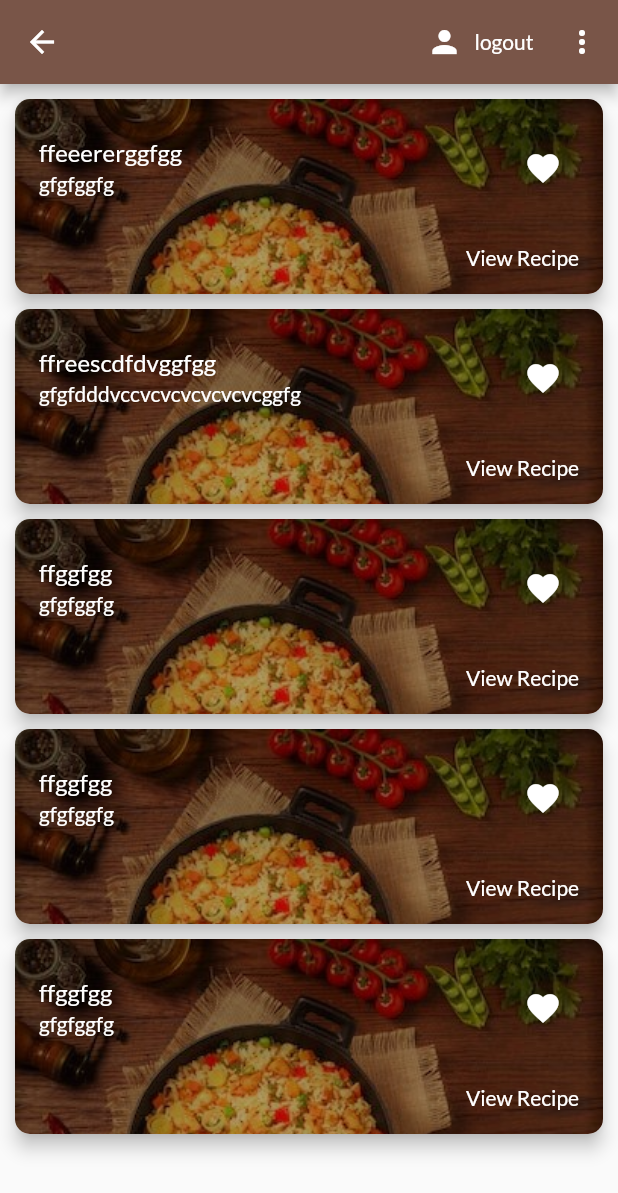
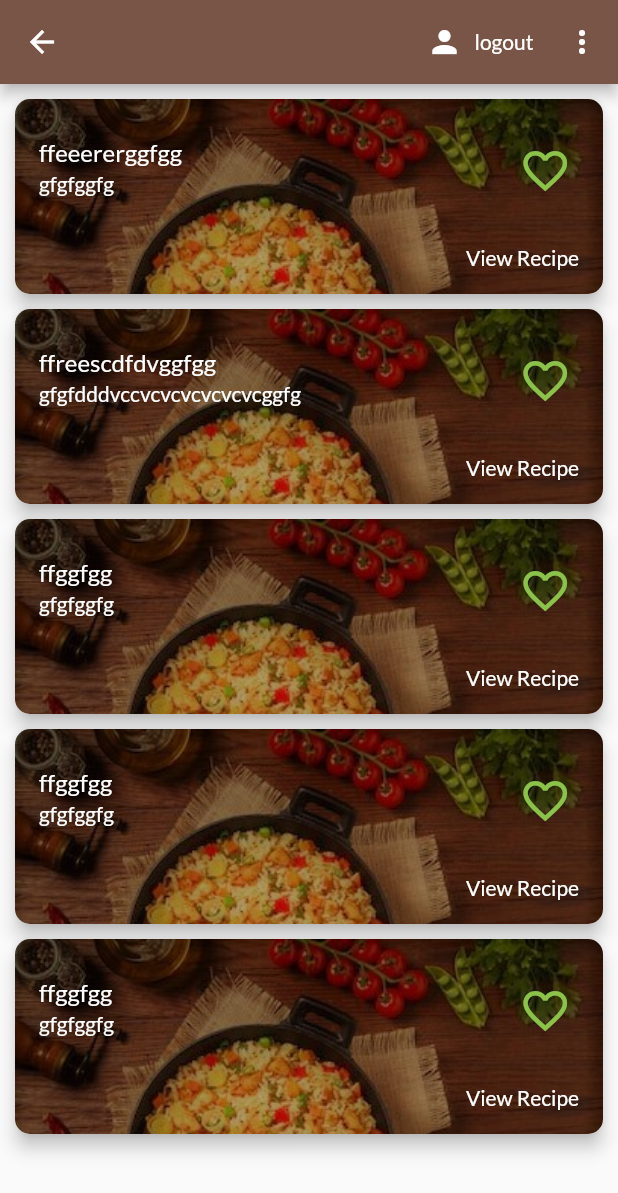
Before and after one commit to PulsaraSandeepa/FoodRecipeApp-flutter, a Flutter app: the MainScreen screen opened by its route, on a phone screen of 412 x 824 dp. Shown: the top 1193 px of the screen. Run offline on Flutter 3.47's test engine with Material 2 defaults, Android fonts, the phone set to English and light mode, and no system bars; our stand-ins replace circular_profile_avatar, cloud_firestore, firebase_auth, firebase_core, google_fonts; accounts and stored records are empty.

Commit message:
set toggling of fav button inn recipe widget

```diff
--- a/lib/models/recipe.dart
+++ /dev/null
@@ -1,17 +0,0 @@
-import 'package:flutter/material.dart';
-
-class RecipeData {
-  final int id;
-  final String title;
-  final String subtitle;
-  final String image;
-  //bool isSelected;
-
-  RecipeData(
-      {@required this.id,
-      @required this.title,
-      @required this.subtitle,
-      @required this.image,
-    //  @required this.isSelected
-  });
-}
--- /dev/null
+++ b/lib/providers/recipe.dart
@@ -0,0 +1,22 @@
+import 'package:flutter/material.dart';
+
+class RecipeData with ChangeNotifier {
+  final int id;
+  final String title;
+  final String subtitle;
+  final String image;
+  bool isSelected;
+
+  RecipeData({@required this.id,
+    @required this.title,
+    @required this.subtitle,
+    @required this.image,
+    this.isSelected = false,
+  });
+
+
+  void toggleFavoriteStatus() {
+    isSelected = !isSelected;
+    notifyListeners();
+  }
+}
--- a/lib/providers/recipes_provider.dart
+++ b/lib/providers/recipes_provider.dart
@@ -1,5 +1,5 @@
 import 'package:flutter/material.dart';
-import '../models/recipe.dart';
+import 'recipe.dart';
 
 class Recipes with ChangeNotifier {
   List<RecipeData> _recipes = [
--- a/lib/widgets/card_widget.dart
+++ b/lib/widgets/card_widget.dart
@@ -1,16 +1,13 @@
 import 'package:flutter/material.dart';
+import 'package:foodrecipeapp/providers/recipes_provider.dart';
 import 'package:foodrecipeapp/screens/recipe_view_screen.dart';
-import '../models/recipe.dart';
+import 'package:provider/provider.dart';
+import '../providers/recipe.dart';
 class CardWidget extends StatelessWidget {
 
-  final int id;
-  final String title;
-  final String subtitle;
-  final String image;
-
-  CardWidget(this.id, this.title, this.subtitle, this.image);
 
   Widget build(BuildContext context) {
+    final recipe = Provider.of<RecipeData>(context);
     return Card(
       elevation: 5,
       shape: RoundedRectangleBorder(
@@ -23,7 +20,7 @@ class CardWidget extends StatelessWidget {
         decoration: BoxDecoration(
           borderRadius: BorderRadius.circular(10),
           image: DecorationImage(
-            image: AssetImage(this.image),
+            image: AssetImage(recipe.image),
             fit: BoxFit.fitWidth,
             alignment: Alignment.topCenter,
           ),
@@ -33,13 +30,13 @@ class CardWidget extends StatelessWidget {
           children: <Widget>[
             ListTile(
               title: Text(
-                this.title,
+                recipe.title,
                 style: TextStyle(
                   color: Colors.white,
                 ),
               ),
               subtitle: Text(
-                this.subtitle,
+                recipe.subtitle,
                 style: TextStyle(
                   color: Colors.white,
                 ),
@@ -47,13 +44,17 @@ class CardWidget extends StatelessWidget {
               trailing:
               IconButton(
                 onPressed: (){
-
+recipe.toggleFavoriteStatus();
                 },
-                icon:Icon(
+                icon:recipe.isSelected ? Icon(
                         Icons.favorite,
-                        size: 25,
-                        color: Colors.white,
-                      ),
+                        size: 35,
+                        color: Colors.lightGreen,
+                      ): Icon(
+                  Icons.favorite_border,
+                  size: 35,
+                  color: Colors.lightGreen,
+                )
               ),
             ),
             Row(
@@ -69,7 +70,7 @@ class CardWidget extends StatelessWidget {
                   ),
                   onPressed: () {
                     Navigator.of(context).push(
-                      MaterialPageRoute(builder:(ctx) => RecipeViewScreen(id),
+                      MaterialPageRoute(builder:(ctx) => RecipeViewScreen(recipe.id),
                       ),
                     );
                   },
--- a/lib/widgets/recipe_widget.dart
+++ b/lib/widgets/recipe_widget.dart
@@ -1,5 +1,5 @@
 import 'package:flutter/material.dart';
-import 'package:foodrecipeapp/models/recipe.dart';
+import 'file:///D:/Programs/AndroidStudioProjects/food_recipe_app/lib/providers/recipe.dart';
 import 'package:foodrecipeapp/providers/recipes_provider.dart';
 import 'package:provider/provider.dart';
 
@@ -9,8 +9,8 @@ import 'card_widget.dart';
 class RecipeList extends StatelessWidget {
 
   @override
-  Widget build(BuildContext context){
-    final recipeData =  Provider.of<Recipes>(context);
+  Widget build(BuildContext context) {
+    final recipeData = Provider.of<Recipes>(context);
     final recipes = recipeData.recipes;
 
     return ListView.builder(
@@ -20,14 +20,16 @@ class RecipeList extends StatelessWidget {
       itemCount: recipes.length,
       // Provide a builder function. This is where the magic happens.
       // Convert each item into a widget based on the type of item it is.
-      itemBuilder: (context, index) {
-        return CardWidget(
-          recipes[index].id,
-          recipes[index].title,
-          recipes[index].subtitle,
-          recipes[index].image,
-        );
-      },
+      itemBuilder: (context, i) =>
+          ChangeNotifierProvider(
+              create: (c) => recipes[i],
+              child: CardWidget(
+                // recipes[i].id,
+                // recipes[i].title,
+                // recipes[i].subtitle,
+                // recipes[i].image,
+              ),
+          ),
     );
   }
 }
```
